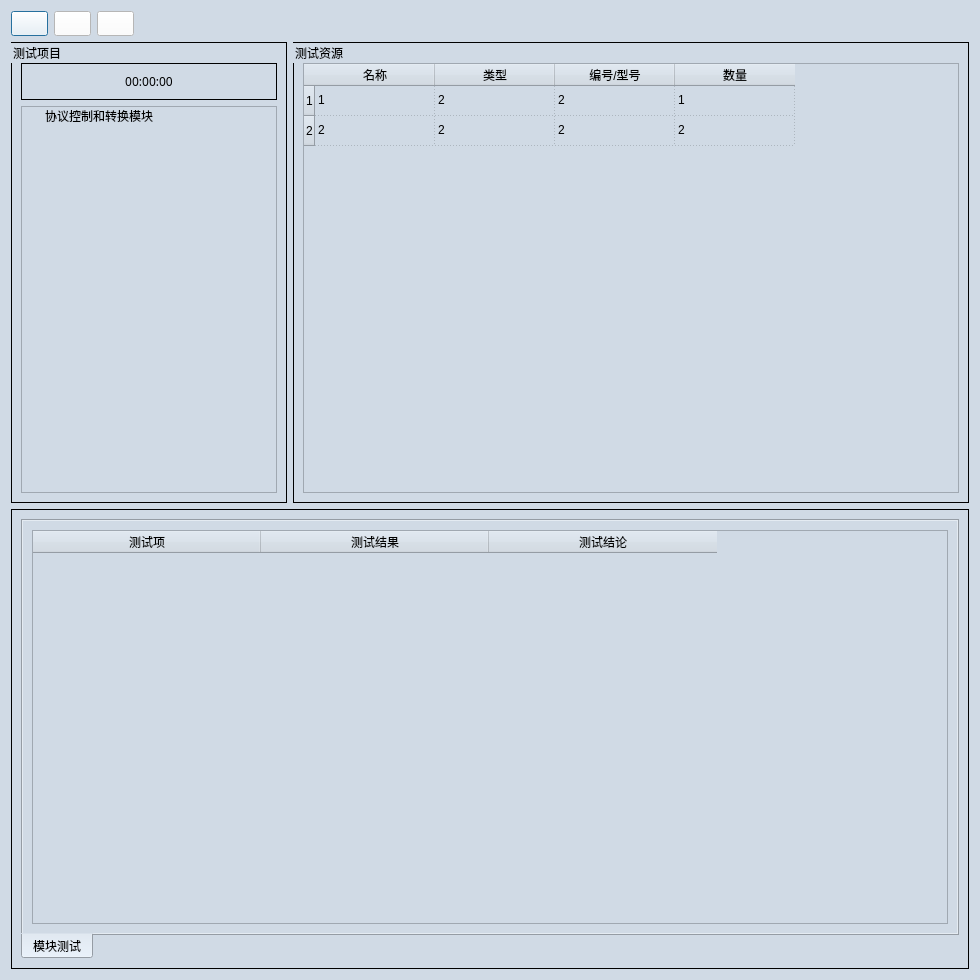
Before: the Qt Designer form ui/control_device/COM_CONTROL_DEVICE_PA2.ui in gaoxingyu-hub/HUA54testframework, drawn with Qt 5.
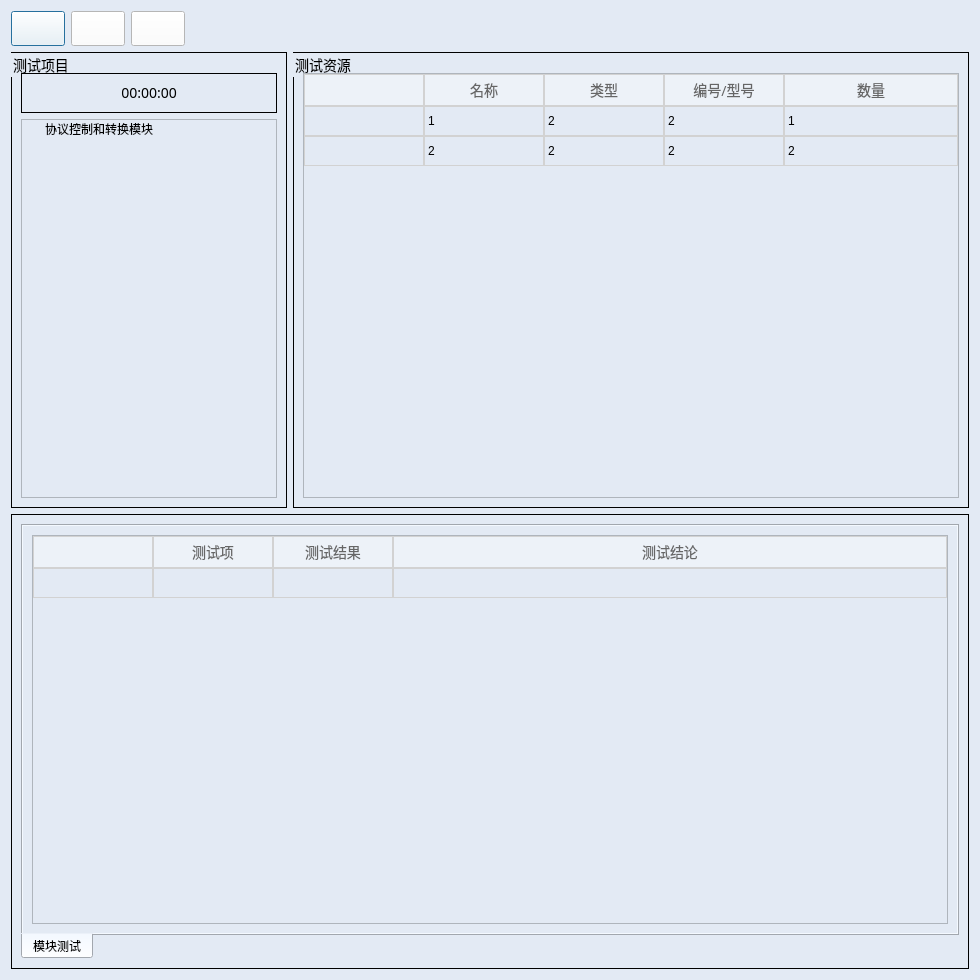
After: the same form once the commit is applied. Icons and pictures are not drawn.

What changed in the file:
```diff
--- a/ui/control_device/COM_CONTROL_DEVICE_PA2.ui
+++ b/ui/control_device/COM_CONTROL_DEVICE_PA2.ui
@@ -21,47 +21,74 @@
   </property>
   <property name="styleSheet">
    <string notr="true">QDialog{
-background-color:#D0DAE5;
+background-color:#E3E8F1;
+margin-top:10px;
 }
 
 QTextBrower{
-background-color:#D0DAE5;
+background-color:#E3EAF4;
+border-width:0;border-style:outset
 }
 
 QLineEdit{
-background-color:#D0DAE5;
+background-color:#E3EAF4;
 }
 
 QWidget{
-background-color:#D0DAE5;
+background-color:#E3EAF4;
 }
 
 QStackedWidget{
-background-color:#D0DAE5;
-}
-
-QHeaderView{
-background-color:#D0DAE5;
+background-color:#E3EAF4;
 }
 
 QLabel{
-font-size:12px;
+font-size:14px;
 font-family:Microsoft YaHei;
-background-color:#D0DAE5;
-}
-
-QPushButton{         /*按钮自适应拉伸背景*/
-border-width: 2px 15px 2px 15px;
-background-color:#2884D8;
-color: #FFFFFF;
-font-size:12px;
-font-family:Microsoft YaHei;
+background-color:#E3EAF4;
 }
 
 QGroupBox{
-font-size:12px;
+font-size:14px;
 font-family:Microsoft YaHei;
-border:1px solid rgb(0, 0, 0); 
+border:1px solid rgb(0, 0, 0);
+}
+QTableWidget{
+outline: none;
+selection-color:#666666;
+alternate-background-color:#F9FAFC;
+}
+QTableCornerButton::section{
+background: #EDF2F8;
+}
+QTableWidget::item{
+font-size:14px;
+line-height:30px;
+border:1px solid #D2D2D2;
+}
+
+QTableWidget::item:hover{
+background-color:#EAF7FF;
+}
+QHeaderView::section:vertical {
+color: #666666;
+text-align:center;
+font: 14px Arial;
+border:1px solid #D2D2D2;
+background: #F9FBFD;
+width: 40px;
+height:30px;
+alternate-background-color:#F9FAFC;
+}
+QHeaderView::section:horizontal {
+color: #666666;
+font: 14px Microsoft YaHei;
+padding: 0px 1px 0 1px;
+text-align:center;
+border:1px solid #D2D2D2;
+background: #EDF2F8;
+height: 30px;
+alternate-background-color:#F9FAFC;
 }</string>
   </property>
   <layout class="QGridLayout" name="gridLayout_7">
@@ -232,6 +259,9 @@
             </property>
             <item row="0" column="0">
              <widget class="QTableWidget" name="tableWidget_test_resource">
+              <property name="showGrid">
+               <bool>false</bool>
+              </property>
               <property name="gridStyle">
                <enum>Qt::DotLine</enum>
               </property>
@@ -241,6 +271,15 @@
               <attribute name="horizontalHeaderDefaultSectionSize">
                <number>120</number>
               </attribute>
+              <attribute name="horizontalHeaderStretchLastSection">
+               <bool>true</bool>
+              </attribute>
+              <attribute name="verticalHeaderVisible">
+               <bool>false</bool>
+              </attribute>
+              <attribute name="verticalHeaderStretchLastSection">
+               <bool>false</bool>
+              </attribute>
               <row>
                <property name="text">
                 <string>1</string>
@@ -251,6 +290,11 @@
                 <string>2</string>
                </property>
               </row>
+              <column>
+               <property name="text">
+                <string> </string>
+               </property>
+              </column>
               <column>
                <property name="text">
                 <string>名称</string>
@@ -271,14 +315,9 @@
                 <string>数量</string>
                </property>
               </column>
-              <item row="0" column="0">
-               <property name="text">
-                <string>1</string>
-               </property>
-              </item>
               <item row="0" column="1">
                <property name="text">
-                <string>2</string>
+                <string>1</string>
                </property>
               </item>
               <item row="0" column="2">
@@ -288,12 +327,12 @@
               </item>
               <item row="0" column="3">
                <property name="text">
-                <string>1</string>
+                <string>2</string>
                </property>
               </item>
-              <item row="1" column="0">
+              <item row="0" column="4">
                <property name="text">
-                <string>2</string>
+                <string>1</string>
                </property>
               </item>
               <item row="1" column="1">
@@ -311,6 +350,11 @@
                 <string>2</string>
                </property>
               </item>
+              <item row="1" column="4">
+               <property name="text">
+                <string>2</string>
+               </property>
+              </item>
              </widget>
             </item>
            </layout>
@@ -339,9 +383,31 @@
              <layout class="QGridLayout" name="gridLayout_19">
               <item row="0" column="0">
                <widget class="QTableWidget" name="tableWidget_test_results">
+                <property name="styleSheet">
+                 <string notr="true"/>
+                </property>
+                <property name="showGrid">
+                 <bool>false</bool>
+                </property>
                 <attribute name="horizontalHeaderDefaultSectionSize">
-                 <number>228</number>
+                 <number>120</number>
                 </attribute>
+                <attribute name="horizontalHeaderStretchLastSection">
+                 <bool>true</bool>
+                </attribute>
+                <attribute name="verticalHeaderVisible">
+                 <bool>false</bool>
+                </attribute>
+                <row>
+                 <property name="text">
+                  <string>1</string>
+                 </property>
+                </row>
+                <column>
+                 <property name="text">
+                  <string> </string>
+                 </property>
+                </column>
                 <column>
                  <property name="text">
                   <string>测试项</string>
```
